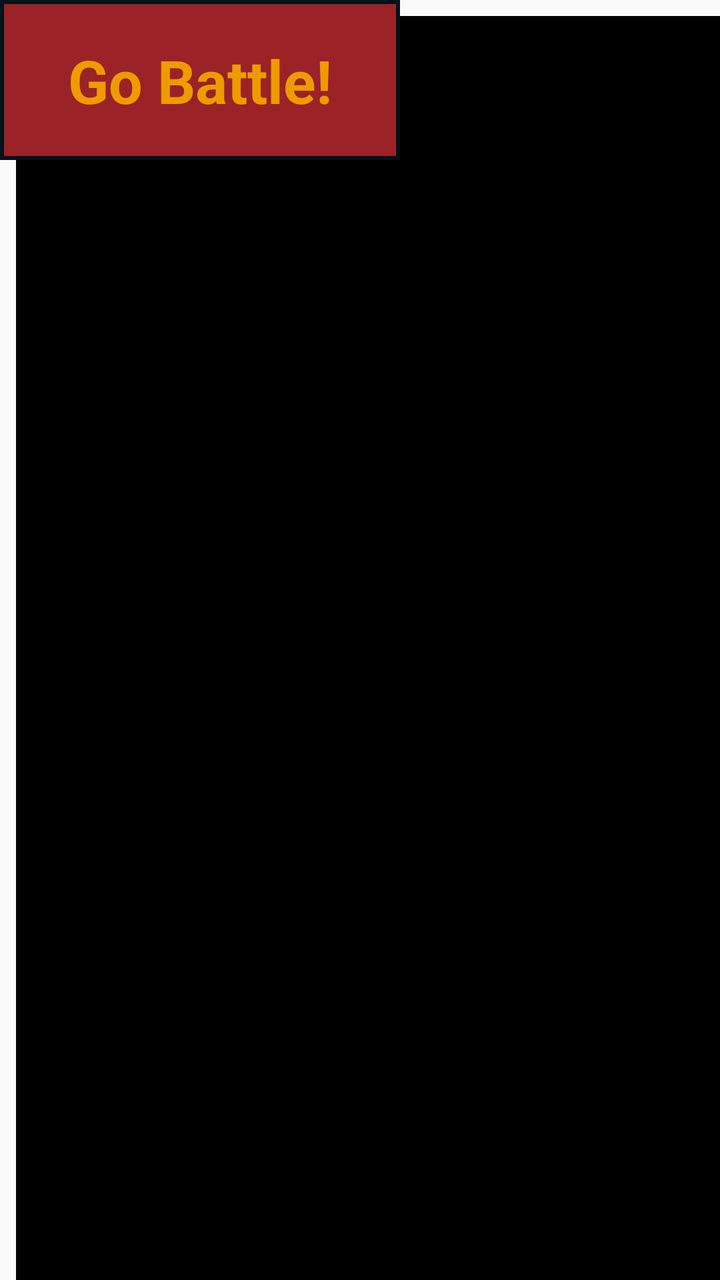
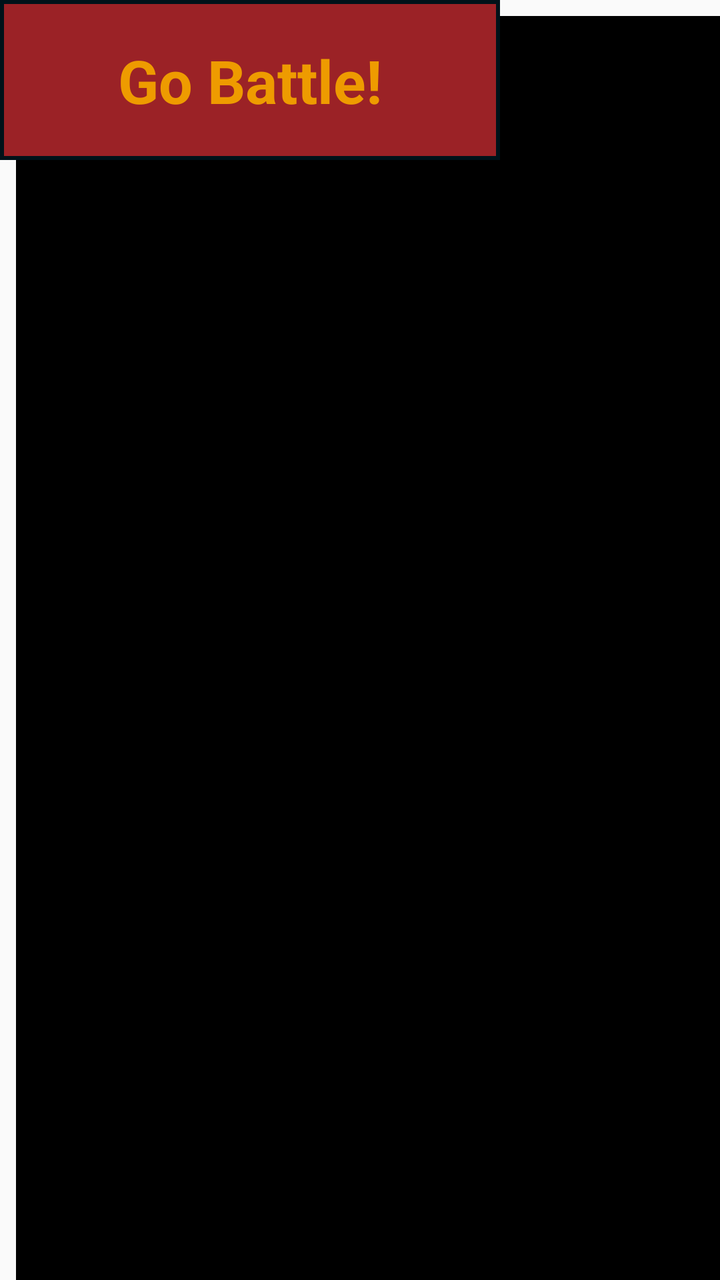

Screens rendered from an Android XML layout before and after an edit, with the pre-edit source and the edit as a unified diff.
<!-- AndroidManifest.xml: application theme Theme.NexusAppXml -->
<!-- res/layout/button_go_battle.xml -->
<?xml version="1.0" encoding="utf-8"?>
<FrameLayout xmlns:android="http://schemas.android.com/apk/res/android"
    android:layout_width="wrap_content"
    android:layout_height="wrap_content"
    xmlns:app="http://schemas.android.com/apk/res-auto"
    android:background="@drawable/shadow_perfil_icon"
    android:paddingBottom="5dp"
    android:paddingRight="5dp">

    <androidx.constraintlayout.widget.ConstraintLayout
        android:id="@+id/btnGoBattle"
        android:layout_width="200dp"
        android:layout_height="80dp"
        android:background="@drawable/other_button">


        <TextView
            android:layout_width="wrap_content"
            android:layout_height="wrap_content"
            android:text="Go Battle!"
            android:textColor="#ee9b00"
            android:textSize="30sp"
            android:textStyle="bold"
            app:layout_constraintBottom_toBottomOf="parent"
            app:layout_constraintEnd_toEndOf="parent"
            app:layout_constraintStart_toStartOf="parent"
            app:layout_constraintTop_toTopOf="parent" />


    </androidx.constraintlayout.widget.ConstraintLayout>
</FrameLayout>
<!-- resources referenced by this layout -->
<resources>
  <!-- drawable other_button (drawable) -->
  <?xml version="1.0" encoding="utf-8"?>
  <selector xmlns:android="http://schemas.android.com/apk/res/android">
  
      
      <item android:state_pressed="true">
          <shape android:shape="rectangle">
              <solid android:color="#c24044" /> 
              <stroke android:width="2dp" android:color="#001219" />
          </shape>
      </item>
  
      
      <item>
          <shape android:shape="rectangle">
              <solid android:color="#9b2226" /> 
              <stroke android:width="2dp" android:color="#001219" />
          </shape>
      </item>
  
  </selector>
  <!-- drawable shadow_perfil_icon (drawable) -->
  <?xml version="1.0" encoding="utf-8"?>
  <layer-list xmlns:android="http://schemas.android.com/apk/res/android">
      <item android:top="8dp"
          android:left="8dp">
          <shape android:shape="rectangle">
              <solid android:color="#000000" />
          </shape>
      </item>
  </layer-list>
  <style name="Theme.NexusAppXml" parent="Theme.AppCompat.DayNight.NoActionBar">
          <item name="colorPrimary">#6200EE</item>
          <item name="colorPrimaryDark">#3700B3</item>
          <item name="colorAccent">#03DAC5</item>
      </style>
</resources>

<!-- the commit's change to res/layout/button_go_battle.xml (unified diff, before → after) -->
@@ -9,7 +9,7 @@
 
     <androidx.constraintlayout.widget.ConstraintLayout
         android:id="@+id/btnGoBattle"
-        android:layout_width="200dp"
+        android:layout_width="250dp"
         android:layout_height="80dp"
         android:background="@drawable/other_button">
 
